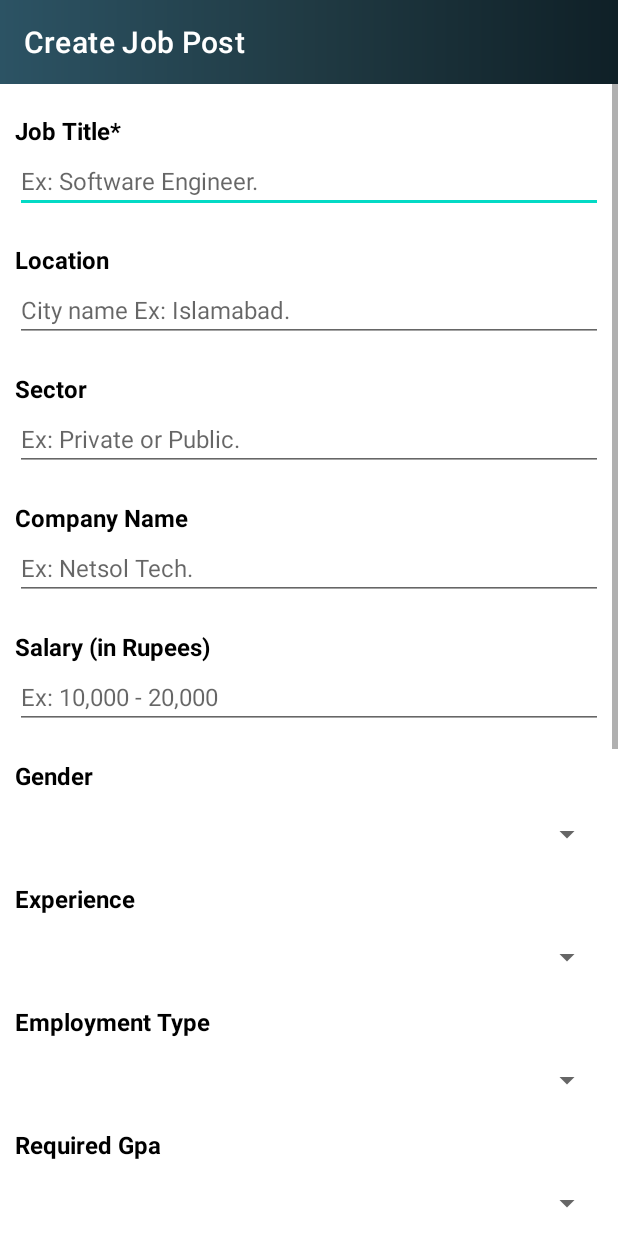
After one commit to aizazalisyed/PieasAlumniConnect, an Android app: the layout activity_create_job.xml on its own in the app's theme, with its tools: preview values and no code run, on a phone screen of 412 x 824 dp. The commit adds this screen. Run offline under Robolectric (Android 15) with nearby library versions, the phone set to English and light mode, and no system bars.

Commit message:
working on create job post

```diff
--- a/app/src/main/java/java/com/alumnimanagmentsystem/Activities/InsertExperienceActivity.java
+++ b/app/src/main/java/java/com/alumnimanagmentsystem/Activities/InsertExperienceActivity.java
@@ -62,9 +62,6 @@ public class InsertExperienceActivity extends AppCompatActivity {
 
         checked = false;
         Context context = this;
-
-        Calendar calendar = Calendar.getInstance();
-
 
         DatePickerDialog.OnDateSetListener enddate = new DatePickerDialog.OnDateSetListener() {
             @Override
--- a/app/src/main/java/java/com/alumnimanagmentsystem/RVAdapter/JobListRVAdapter.java
+++ b/app/src/main/java/java/com/alumnimanagmentsystem/RVAdapter/JobListRVAdapter.java
@@ -77,7 +77,6 @@ public class JobListRVAdapter extends RecyclerView.Adapter<JobListRVAdapter.View
             String eligibility_disciplines = stringBuilder(jobModel.getEligibility_disciplines());
             intent.putExtra("eligibility_disciplines", eligibility_disciplines);
             context.startActivity(intent);
-            Animatoo.INSTANCE.animateFade(context);
         });
 
     }
--- /dev/null
+++ b/app/src/main/res/drawable/border.xml
@@ -0,0 +1,15 @@
+<?xml version="1.0" encoding="utf-8"?>
+<shape xmlns:android="http://schemas.android.com/apk/res/android">
+    <stroke
+        android:width="1dp"
+        android:color="@color/darker_gray" />
+    <solid
+        android:color="#00FFFFFF"
+        android:paddingLeft="10dp"
+        android:paddingTop="10dp"/>
+    <padding
+        android:left="10dp"
+        android:top="10dp"
+        android:right="10dp"
+        android:bottom="10dp" />
+</shape>
--- /dev/null
+++ b/app/src/main/res/layout/activity_create_job.xml
@@ -0,0 +1,299 @@
+<?xml version="1.0" encoding="utf-8"?>
+<RelativeLayout xmlns:android="http://schemas.android.com/apk/res/android"
+    xmlns:app="http://schemas.android.com/apk/res-auto"
+    xmlns:tools="http://schemas.android.com/tools"
+    android:layout_width="match_parent"
+    android:layout_height="match_parent"
+    tools:context=".Activities.CreateJob">
+
+    <androidx.appcompat.widget.Toolbar
+        android:id="@+id/toolBar"
+        android:layout_width="match_parent"
+        android:layout_height="wrap_content"
+        android:background="@drawable/gradiant_blue"
+        android:theme="@style/MyThemeOverlay_Toolbar"
+        app:title="Create Job Post"
+        app:titleTextColor="@color/white"
+        tools:ignore="MissingConstraints" />
+
+    <ScrollView
+        android:layout_width="match_parent"
+        android:layout_height="match_parent"
+        android:layout_below="@id/toolBar">
+
+    <RelativeLayout
+        android:layout_width="match_parent"
+        android:layout_height="wrap_content"
+        android:paddingStart="10dp"
+        android:paddingEnd="10dp">
+
+    <TextView
+        android:id="@+id/jobTitleHeading"
+        android:layout_width="match_parent"
+        android:layout_height="wrap_content"
+        android:layout_marginTop="20dp"
+        android:text="Job Title*"
+        android:textColor="@color/black"
+        android:textSize="16sp"
+        android:textStyle="bold"/>
+
+    <EditText
+        android:id="@+id/AchievementTitleEditText"
+        android:layout_width="match_parent"
+        android:layout_height="wrap_content"
+        android:layout_below="@id/jobTitleHeading"
+        android:layout_marginTop="1dp"
+        android:hint="Ex: Software Engineer."
+        android:textSize="16sp" />
+
+    <TextView
+        android:id="@+id/jobLocation"
+        android:layout_width="match_parent"
+        android:layout_height="wrap_content"
+        android:layout_below="@id/AchievementTitleEditText"
+        android:layout_marginTop="20dp"
+        android:text="Location"
+        android:textColor="@color/black"
+        android:textSize="16sp"
+        android:textStyle="bold" />
+
+    <EditText
+        android:id="@+id/jobLocationEditText"
+        android:layout_width="match_parent"
+        android:layout_height="wrap_content"
+        android:layout_below="@id/jobLocation"
+        android:layout_marginTop="1dp"
+        android:hint="City name Ex: Islamabad."
+        android:textSize="16sp"
+        />
+
+
+        <TextView
+            android:id="@+id/jobSector"
+            android:layout_width="match_parent"
+            android:layout_height="wrap_content"
+            android:layout_below="@id/jobLocationEditText"
+            android:layout_marginTop="20dp"
+            android:text="Sector"
+            android:textColor="@color/black"
+            android:textSize="16sp"
+            android:textStyle="bold" />
+
+        <EditText
+            android:id="@+id/jobSectorEditText"
+            android:layout_width="match_parent"
+            android:layout_height="wrap_content"
+            android:layout_below="@id/jobSector"
+            android:layout_marginTop="1dp"
+            android:hint="Ex: Private or Public."
+            android:textSize="16sp"
+            />
+
+        <TextView
+            android:id="@+id/jobCompanyName"
+            android:layout_width="match_parent"
+            android:layout_height="wrap_content"
+            android:layout_below="@id/jobSectorEditText"
+            android:layout_marginTop="20dp"
+            android:text="Company Name"
+            android:textColor="@color/black"
+            android:textSize="16sp"
+            android:textStyle="bold"/>
+
+        <EditText
+            android:id="@+id/jobCompanyNameEditText"
+            android:layout_width="match_parent"
+            android:layout_height="wrap_content"
+            android:layout_below="@id/jobCompanyName"
+            android:layout_marginTop="1dp"
+            android:hint="Ex: Netsol Tech."
+            android:textSize="16sp"
+            />
+        <TextView
+            android:id="@+id/jobSalary"
+            android:layout_width="match_parent"
+            android:layout_height="wrap_content"
+            android:layout_below="@id/jobCompanyNameEditText"
+            android:layout_marginTop="20dp"
+            android:text="Salary (in Rupees)"
+            android:textColor="@color/black"
+            android:textSize="16sp"
+            android:textStyle="bold" />
+
+        <EditText
+            android:id="@+id/jobSalaryEditText"
+            android:layout_width="match_parent"
+            android:layout_height="wrap_content"
+            android:layout_below="@id/jobSalary"
+            android:layout_marginTop="1dp"
+            android:hint="Ex: 10,000 - 20,000"
+            android:textSize="16sp"
+            />
+
+        <TextView
+            android:id="@+id/jobGender"
+            android:layout_width="match_parent"
+            android:layout_height="wrap_content"
+            android:layout_below="@id/jobSalaryEditText"
+            android:layout_marginTop="20dp"
+            android:text="Gender"
+            android:textColor="@color/black"
+            android:textSize="16sp"
+            android:textStyle="bold" />
+
+
+        <Spinner
+            android:id="@+id/spinnerGender"
+            android:layout_width="match_parent"
+            android:layout_height="wrap_content"
+            android:layout_marginTop="16dp"
+            android:layout_below="@id/jobGender"
+            />
+
+        <TextView
+            android:id="@+id/jobExperience"
+            android:layout_width="match_parent"
+            android:layout_height="wrap_content"
+            android:layout_below="@id/spinnerGender"
+            android:layout_marginTop="20dp"
+            android:text="Experience"
+            android:textColor="@color/black"
+            android:textSize="16sp"
+            android:textStyle="bold" />
+
+
+        <Spinner
+            android:id="@+id/spinnerExperience"
+            android:layout_width="match_parent"
+            android:layout_height="wrap_content"
+            android:layout_marginTop="16dp"
+            android:layout_below="@id/jobExperience"
+            />
+
+        <TextView
+            android:id="@+id/jobEmploymentType"
+            android:layout_width="match_parent"
+            android:layout_height="wrap_content"
+            android:layout_below="@id/spinnerExperience"
+            android:layout_marginTop="20dp"
+            android:text="Employment Type"
+            android:textColor="@color/black"
+            android:textSize="16sp"
+            android:textStyle="bold" />
+
+
+        <Spinner
+            android:id="@+id/spinnerEmploymentType"
+            android:layout_width="match_parent"
+            android:layout_height="wrap_content"
+            android:layout_marginTop="16dp"
+            android:layout_below="@id/jobEmploymentType"
+            />
+        <TextView
+            android:id="@+id/jobRequiredGpa"
+            android:layout_width="match_parent"
+            android:layout_height="wrap_content"
+            android:layout_below="@id/spinnerEmploymentType"
+            android:layout_marginTop="20dp"
+            android:text="Required Gpa"
+            android:textColor="@color/black"
+            android:textSize="16sp"
+            android:textStyle="bold" />
+
+
+        <Spinner
+            android:id="@+id/spinnerRequiredGpa"
+            android:layout_width="match_parent"
+            android:layout_height="wrap_content"
+            android:layout_marginTop="16dp"
+            android:layout_below="@id/jobRequiredGpa"
+            />
+
+        <TextView
+            android:id="@+id/jobCreatedOn"
+            android:layout_width="match_parent"
+            android:layout_height="wrap_content"
+            android:layout_below="@id/spinnerRequiredGpa"
+            android:layout_marginTop="20dp"
+            android:text="Publication Date"
+            android:textColor="@color/black"
+            android:textSize="16sp"
+            android:textStyle="bold"/>
+
+        <EditText
+            android:id="@+id/jobCreatedOnEditText"
+            android:layout_width="match_parent"
+            android:layout_height="wrap_content"
+            android:layout_below="@id/jobCreatedOn"
+            android:layout_marginTop="1dp"
+            android:hint="Publication Date"
+            android:textSize="16sp"
+            android:focusable="false"
+            />
+
+        <TextView
+            android:id="@+id/jobLastDateToApply"
+            android:layout_width="match_parent"
+            android:layout_height="wrap_content"
+            android:layout_below="@id/jobCreatedOnEditText"
+            android:layout_marginTop="20dp"
+            android:text="Last Date To Apply"
+            android:textColor="@color/black"
+            android:textSize="16sp"
+            android:textStyle="bold" />
+
+        <EditText
+            android:id="@+id/jobLastDateToApplyEditText"
+            android:layout_width="match_parent"
+            android:layout_height="wrap_content"
+            android:layout_below="@id/jobLastDateToApply"
+            android:layout_marginTop="1dp"
+            android:hint="Last Date To Apply"
+            android:textSize="16sp"
+            android:focusable="false"
+            />
+
+        <TextView
+            android:id="@+id/jobDescription"
+            android:layout_width="match_parent"
+            android:layout_height="wrap_content"
+            android:layout_below="@id/jobLastDateToApplyEditText"
+            android:layout_marginTop="20dp"
+            android:text="Job Description"
+            android:textColor="@color/black"
+            android:textSize="16sp"
+            android:textStyle="bold" />
+
+        <EditText
+            android:id="@+id/jobDescriptionEditText"
+            android:layout_width="match_parent"
+            android:layout_height="250dp"
+            android:layout_below="@id/jobDescription"
+            android:layout_marginTop="1dp"
+            android:textSize="16sp"
+            android:gravity="top"
+            android:inputType="textMultiLine"
+            android:hint="Write here..."
+            android:paddingStart="10dp"
+            android:paddingTop="20dp"
+            android:paddingBottom="10dp"
+            android:paddingEnd="20dp"
+            android:background="@drawable/border"
+            />
+
+        <Button
+            android:id="@+id/saveButton"
+            android:layout_width="match_parent"
+            android:layout_height="wrap_content"
+            android:background="@drawable/button_background"
+            android:layout_marginStart="20dp"
+            android:layout_marginEnd="20dp"
+            android:text="Save"
+            android:textColor="@color/white"
+            android:layout_below="@id/jobDescriptionEditText"
+            android:layout_marginTop="40dp"
+            android:layout_marginBottom="20dp"/>
+    </RelativeLayout>
+
+    </ScrollView>
+</RelativeLayout>
```
Also changed, not shown: app/src/main/AndroidManifest.xml (+9 -0 lines), app/src/main/java/java/com/alumnimanagmentsystem/Activities/CreateJob.java (added, +156 -0 lines), app/src/main/java/java/com/alumnimanagmentsystem/Activities/JobListActivity.java (+27 -1 lines), app/src/main/res/layout/activity_job_list.xml (+15 -0 lines), app/src/main/res/layout/spinner_item_gender.xml (added, +14 -0 lines), app/src/main/res/values/strings.xml (+35 -0 lines).
